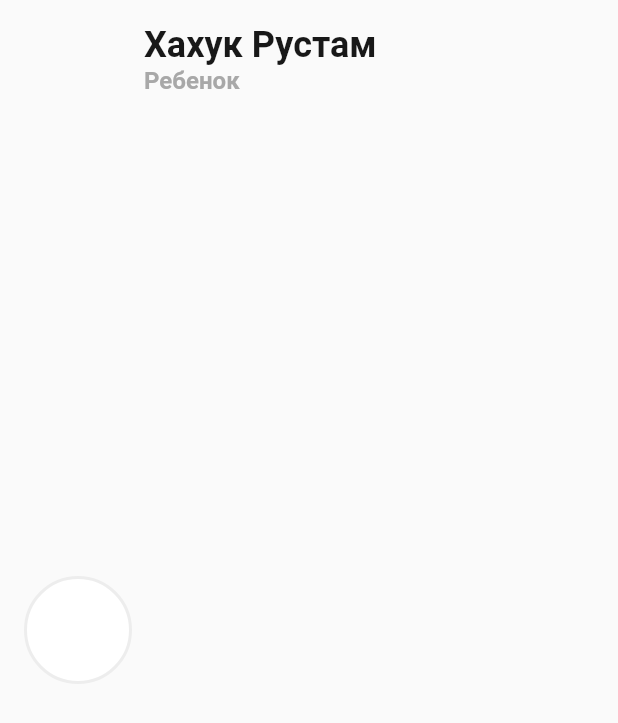
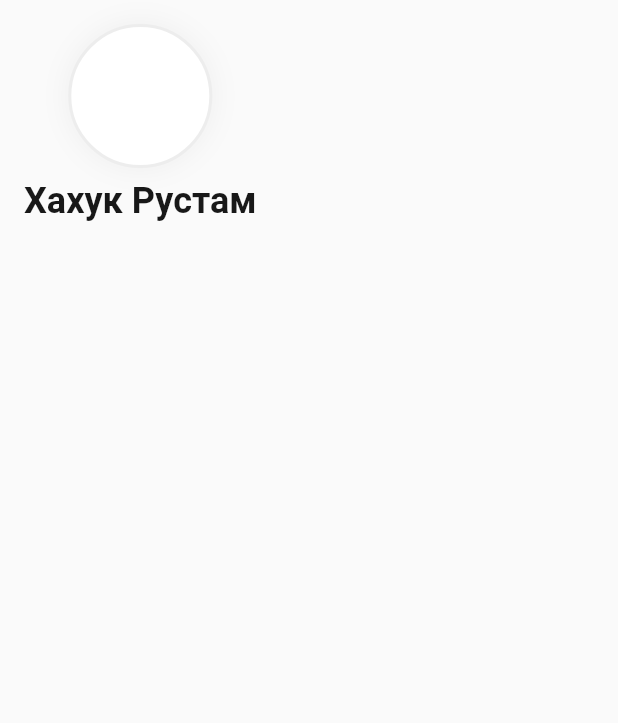
Before and after one commit to StarProxima/CampApp, a Flutter app: the ProfileCard widget shown alone on an empty page, opened directly, on a phone screen of 412 x 824 dp. Shown: the top 723 px of the screen. Run offline on Flutter 3.47's test engine with Material 2 defaults, Android fonts, the phone set to English and light mode, and no system bars; our stand-ins replace file_picker, flutter_chat_types, flutter_chat_ui, image_picker, open_file and 1 more; missing offline and left inert: dart:ffi, image_picker_for_web.

Commit message:
небольшие изменения

```diff
--- a/camp_app/lib/profile_card.dart
+++ b/camp_app/lib/profile_card.dart
@@ -19,13 +19,19 @@ class ProfileCard extends StatelessWidget {
   Widget build(BuildContext context) {
     return Container(
       padding: const EdgeInsets.only(left: 16, right: 16, top: 16),
-      child: Row(
+      child: Column(
         children: [
           Container(
-            width: 72,
-            height: 72,
+            width: 96,
+            height: 96,
             decoration: BoxDecoration(
-                borderRadius: const BorderRadius.all(Radius.circular(36)),
+                boxShadow: [
+                  BoxShadow(
+                    color: AppColors.shadow,
+                    blurRadius: 16,
+                  )
+                ],
+                borderRadius: const BorderRadius.all(Radius.circular(48)),
                 border: Border.all(
                   color: AppColors.border,
                   width: 2,
@@ -33,20 +39,16 @@ class ProfileCard extends StatelessWidget {
                 color: AppColors.background),
           ),
           const SizedBox(
-            width: 8,
+            height: 8,
           ),
           Column(
-            mainAxisAlignment: MainAxisAlignment.start,
-            crossAxisAlignment: CrossAxisAlignment.start,
+            mainAxisAlignment: MainAxisAlignment.center,
+            crossAxisAlignment: CrossAxisAlignment.center,
             children: [
               Text(
                 title,
                 style: TextStyle(color: AppColors.textDark, fontSize: 24, fontWeight: FontWeight.bold),
-              ),
-              Text(
-                description,
-                style: TextStyle(color: AppColors.textGray, fontSize: 16, fontWeight: FontWeight.bold),
-              ),
+              )
             ],
           )
         ],
```
Also changed, not shown: camp_app/lib/autorization.dart (+5 -2 lines), camp_app/lib/child_profile_page.dart (+14 -29 lines), camp_app/lib/main.dart (+17 -2 lines), camp_app/lib/timetable/timetable.dart (+3 -5 lines).
